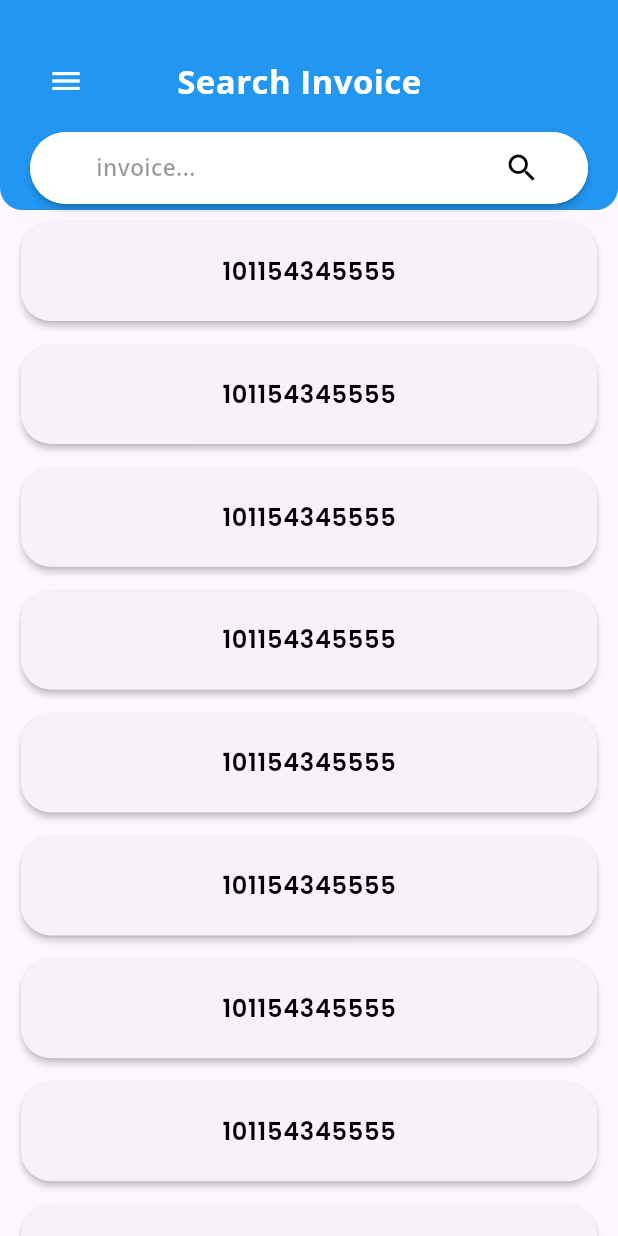
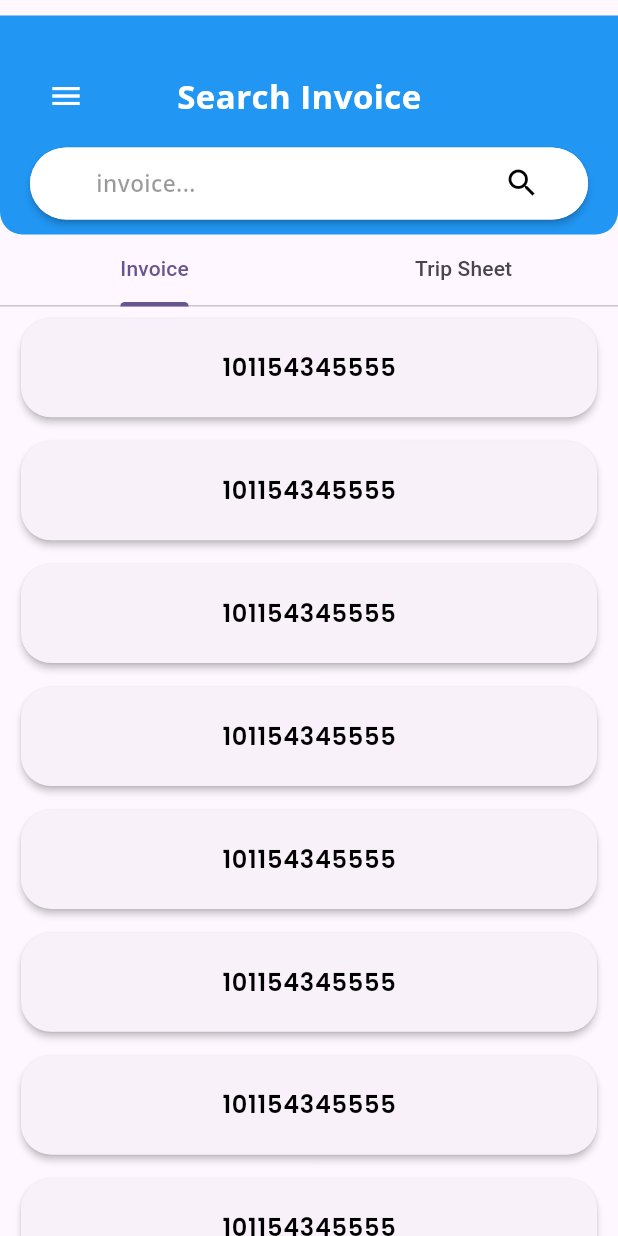
Before and after one commit to Afsinshaji/cargo_track, a Flutter app: the SearchScreen screen opened directly, on a phone screen of 412 x 824 dp. Run offline on Flutter 3.47's test engine with Material 2 defaults, Android fonts, the phone set to English and light mode, and no system bars; our stand-ins replace flutter_svg, google_fonts, google_nav_bar; missing offline and left inert: barcode, mobile_scanner; network calls fail.

Commit message:
tabBar Added

```diff
--- a/lib/prsentation/screens/search/screen_search.dart
+++ b/lib/prsentation/screens/search/screen_search.dart
@@ -10,6 +10,8 @@ class SearchScreen extends StatelessWidget {
   final ScrollController scrollController = ScrollController();
   @override
   Widget build(BuildContext context) {
+    int currentindex;
+
     final Size size = MediaQuery.of(context).size;
     scrollController.addListener(() {
       if (scrollController.position.pixels ==
@@ -18,18 +20,86 @@ class SearchScreen extends StatelessWidget {
       }
     });
 
-    return Scaffold(
-        appBar: PreferredSize(
-          preferredSize: Size.fromHeight(size.height * 0.17),
-          child: const SearchBar(),
+    return DefaultTabController(
+      length: 2,
+      child: Scaffold(
+          appBar: AppBar(
+            bottom: PreferredSize(
+              preferredSize: Size.fromHeight(size.height * 0.18),
+              child: Column(
+                children: [
+                  const SearchBar(),
+                  TabBar(tabs: [
+                    Tab(
+                      text: 'Invoice',
                     ),
+                    Tab(
+                      text: 'Trip Sheet',
+                    )
+                  ])
+                ],
+              ),
+            ),
+          ),
+          //  PreferredSize(
+          //   preferredSize: Size.fromHeight(size.height * 0.17),
+          //   child: const SearchBar(),
+          // ),
           body: SafeArea(
-            child: ListView.builder(
+              child: TabBarView(children: [
+            ListInvoice(size: size),
+            ListTripSheet(size: size)
+          ])
+              // TabBarView(children: [
+              //     ListInvoice(size: size),
+              //     ListTripSheet(size: size)
+              //   ])
+              //     ListView.builder(
+              //   itemCount: 30,
+              //   itemBuilder: (context, index) {
+              //     return InvoiceCardItem(size: size);
+              //   },
+              // )
+              )),
+    );
+  }
+}
+
+class ListInvoice extends StatelessWidget {
+  const ListInvoice({
+    super.key,
+    required this.size,
+  });
+
+  final Size size;
+
+  @override
+  Widget build(BuildContext context) {
+    return ListView.builder(
       itemCount: 30,
       itemBuilder: (context, index) {
         return InvoiceCardItem(size: size);
       },
-        )));
+    );
+  }
+}
+
+class ListTripSheet extends StatelessWidget {
+  const ListTripSheet({
+    super.key,
+    required this.size,
+  });
+
+  final Size size;
+
+  @override
+  Widget build(BuildContext context) {
+    return ListView.builder(
+      itemCount: 30,
+      itemBuilder: (context, index) {
+        return InvoiceCardItem(size: size);
+      },
+    );
   }
 }
 
```
Lines whose indentation alone changed are shown as unchanged.
